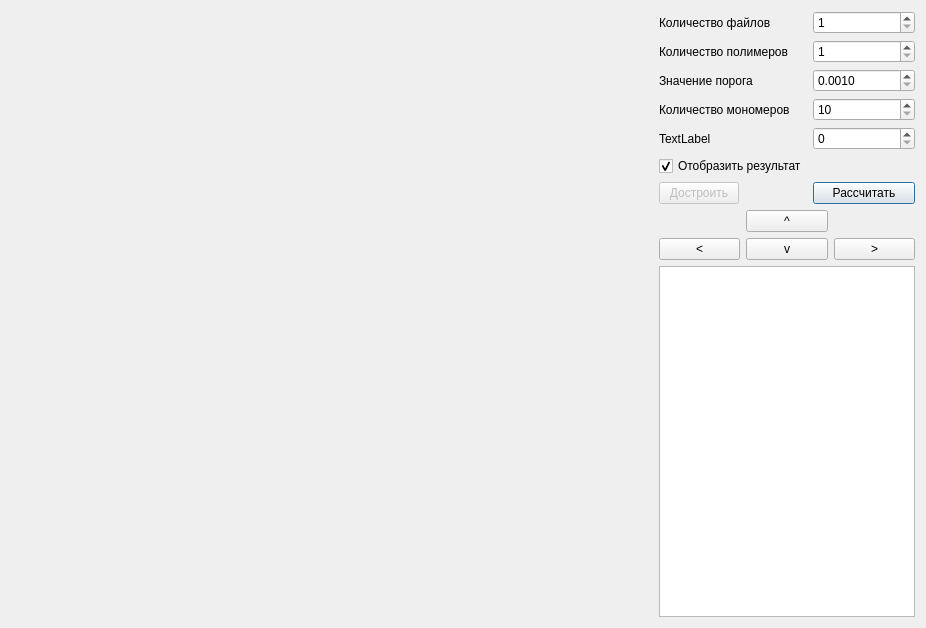
Before: the Qt Designer form uis/main_window.ui in Ivanestver/Polymers_Gui, drawn with Qt 5.
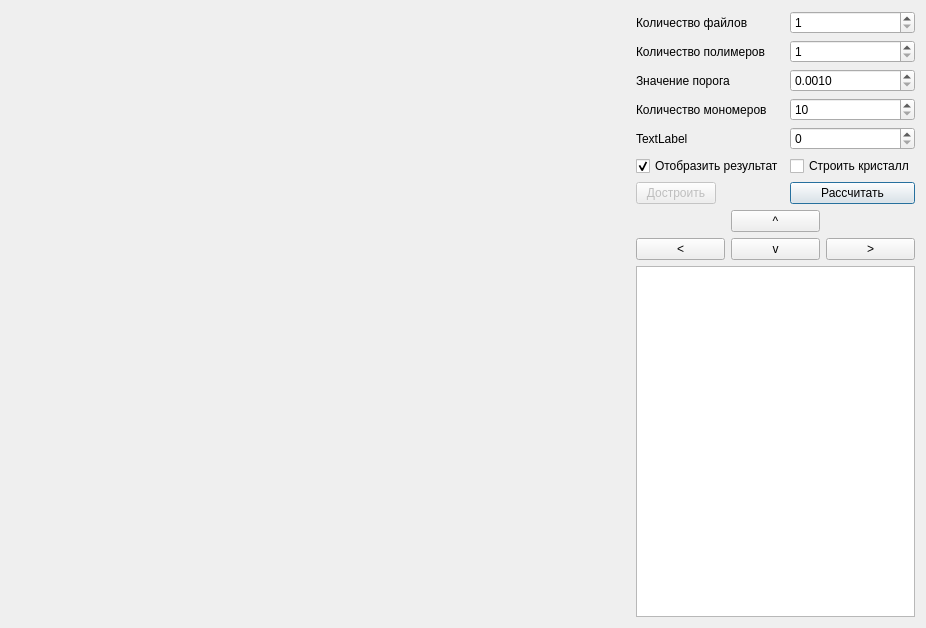
After: the same form once the commit is applied.

Patch:
```diff
--- a/uis/main_window.ui
+++ b/uis/main_window.ui
@@ -163,6 +163,13 @@
        </property>
       </widget>
      </item>
+     <item row="5" column="1">
+      <widget class="QCheckBox" name="buildCristallCheckBox">
+       <property name="text">
+        <string>Строить кристалл</string>
+       </property>
+      </widget>
+     </item>
     </layout>
    </item>
   </layout>
```
